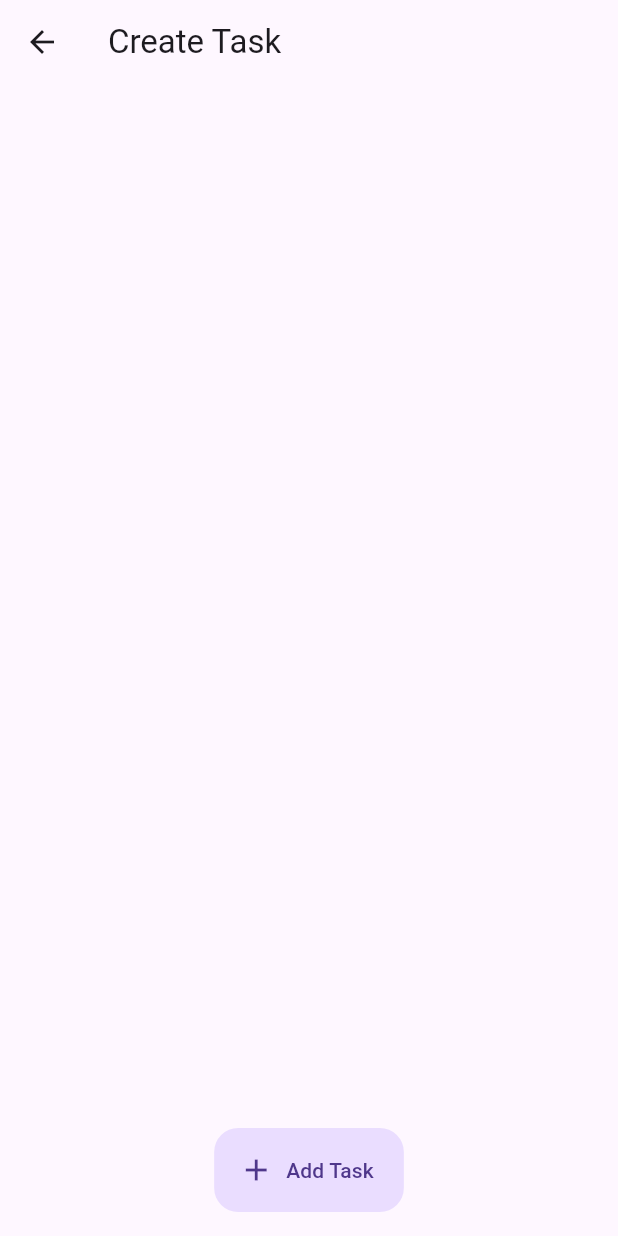
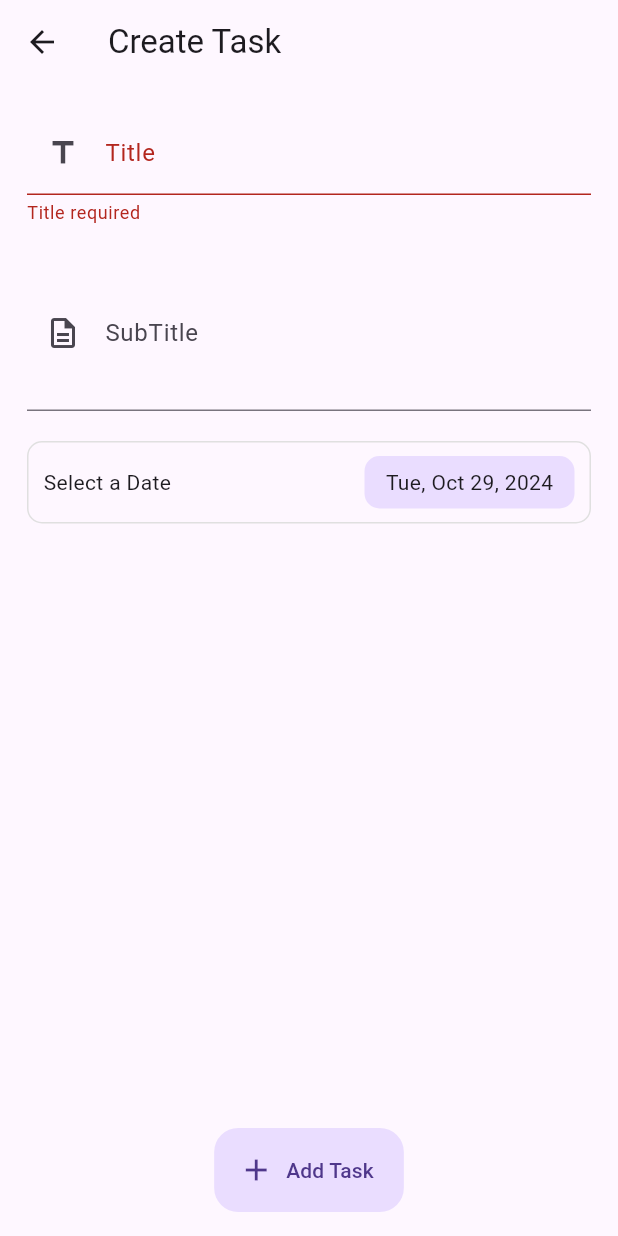
Before and after one commit to FernandoMachadoo/Fiap_Task_App, a Flutter app: the TaskCreatePage screen opened directly with empty values, after a tap on "Add Task", on a phone screen of 412 x 824 dp. Run offline on Flutter 3.47's test engine with Material 3 defaults, Android fonts, the phone set to English and light mode, and no system bars; our stand-ins replace supabase_flutter; accounts and stored records are empty.

Commit message:
continuação do projeto

```diff
--- a/lib/main.dart
+++ b/lib/main.dart
@@ -9,9 +9,9 @@ Future<void> main() async {
   WidgetsFlutterBinding.ensureInitialized();
 
   await Supabase.initialize(
-    url: 'https://uvmifoxitryrbapzjhqn.supabase.co',
+    url: 'https://pclxmgtpkfoibmegugtd.supabase.co',
     anonKey:
-        'eyJhbGciOiJIUzI1NiIsInR5cCI6IkpXVCJ9.eyJpc3MiOiJzdXBhYmFzZSIsInJlZiI6InV2bWlmb3hpdHJ5cmJhcHpqaHFuIiwicm9sZSI6ImFub24iLCJpYXQiOjE3MjgzODg3NjAsImV4cCI6MjA0Mzk2NDc2MH0.Biw-5iVFIKBuu_qdA06ozfdc1D3oCkzwJ0dU_oX5NLQ',
+        'eyJhbGciOiJIUzI1NiIsInR5cCI6IkpXVCJ9.eyJpc3MiOiJzdXBhYmFzZSIsInJlZiI6InBjbHhtZ3Rwa2ZvaWJtZWd1Z3RkIiwicm9sZSI6ImFub24iLCJpYXQiOjE3MjcxMDM2NjUsImV4cCI6MjA0MjY3OTY2NX0.cxtdnGrNS8ve89F3ZL60VV5CvvA9WrV6piRfuaOUIcU',
   );
 
   runApp(MultiProvider(
--- a/lib/pages/task_create/task_create_page.dart
+++ b/lib/pages/task_create/task_create_page.dart
@@ -1,6 +1,8 @@
 import 'package:flutter/material.dart';
 import 'package:intl/intl.dart';
+import 'package:provider/provider.dart';
 import 'package:todo_app/models/task_model.dart';
+import 'package:todo_app/providers/task_provider.dart';
 
 class TaskCreatePage extends StatefulWidget {
   const TaskCreatePage({super.key, required this.groupId, this.task});
@@ -13,6 +15,9 @@ class TaskCreatePage extends StatefulWidget {
 
 class _TaskCreatePageState extends State<TaskCreatePage> {
   DateTime date = DateTime.now();
+  final _formKey = GlobalKey<FormState>();
+  final titleController = TextEditingController();
+  final subtitleController = TextEditingController();
 
   @override
   void initState() {
@@ -23,19 +28,22 @@ class _TaskCreatePageState extends State<TaskCreatePage> {
   Widget build(BuildContext context) {
     return Scaffold(
       appBar: AppBar(
-        title: Text('Create Task'),
+        title: const Text('Create Task'),
       ),
       body: SingleChildScrollView(
         child: Padding(
           padding: const EdgeInsets.all(18.0),
-          child: Column(
-            children: [
-              //_buildTitle(),
-              const SizedBox(height: 20),
-              // _buildSubtitle(),
-              const SizedBox(height: 20),
-              //  _buildDatePicker(),
-            ],
+          child: Form(
+            key: _formKey,
+            child: Column(
+              children: [
+                _buildTitle(),
+                const SizedBox(height: 20),
+                _buildSubtitle(),
+                const SizedBox(height: 20),
+                _buildDatePicker(),
+              ],
+            ),
           ),
         ),
       ),
@@ -48,6 +56,47 @@ class _TaskCreatePageState extends State<TaskCreatePage> {
         icon: const Icon(Icons.add),
       ),
       floatingActionButtonLocation: FloatingActionButtonLocation.centerFloat,
+    );
+  }
+
+  TextFormField _buildTitle() {
+    return TextFormField(
+      validator: (value) {
+        if (value == null || value.isEmpty) {
+          return 'Title required';
+        }
+        if (value.length > 25) {
+          return 'Title must be less than 25 characters';
+        }
+
+        return null;
+      },
+      controller: titleController,
+      decoration: const InputDecoration(
+        prefixIcon: Icon(Icons.title),
+        border: UnderlineInputBorder(),
+        label: Text('Title'),
+        hintText: 'Enter a description for the task',
+      ),
+    );
+  }
+
+  TextFormField _buildSubtitle() {
+    return TextFormField(
+      validator: (value) {
+        if (value != null && value.isNotEmpty && value.length > 50) {
+          return 'Title must be less than 25 characters';
+        }
+        return null;
+      },
+      maxLines: 3,
+      controller: subtitleController,
+      decoration: const InputDecoration(
+        border: UnderlineInputBorder(),
+        label: Text('SubTitle'),
+        hintText: 'Enter a description for the task',
+        prefixIcon: Icon(Icons.description_outlined),
+      ),
     );
   }
 
@@ -98,5 +147,23 @@ class _TaskCreatePageState extends State<TaskCreatePage> {
     );
   }
 
-  Future<void> _submitForm() async {}
+  Future<void> _submitForm() async {
+    bool isValid = _formKey.currentState!.validate();
+    if (isValid) {
+      final title = titleController.text;
+      final subTitle = subtitleController.text;
+
+      final task = Task.create(
+        title: title,
+        subtitle: subTitle,
+        date: date,
+        groupId: widget.groupId,
+      );
+
+      await context.read<TaskProvider>().createTask(task);
+
+      Navigator.pop(context);
+
+    }
+  }
 }
--- a/lib/providers/task_group_provider.dart
+++ b/lib/providers/task_group_provider.dart
@@ -4,6 +4,8 @@ import 'package:todo_app/repository/supabase_repository.dart';
 
 class TaskGroupProvider extends ChangeNotifier {
   final _repo = SupabaseRepository();
+
+  TaskGroup? selectedTaskGroup;
 
   List<TaskGroup> _taskGroups = [];
   List<TaskGroup> get taskGroups => _taskGroups;
```
Also changed, not shown: lib/pages/task_group_list/task_group_list_page.dart (+9 -10 lines), lib/pages/task_list/task_list_page.dart (+72 -15 lines), lib/providers/task_provider.dart (+24 -3 lines), lib/repository/supabase_repository.dart (+38 -1 lines).
